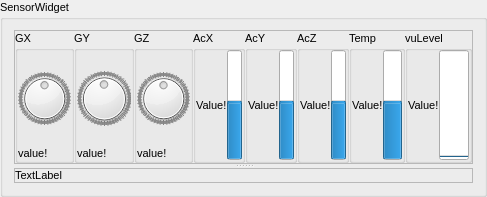
Old version of the form Apps/LWControl/sensorswidget.ui in the repository darkjavi/ws2812Wheels.
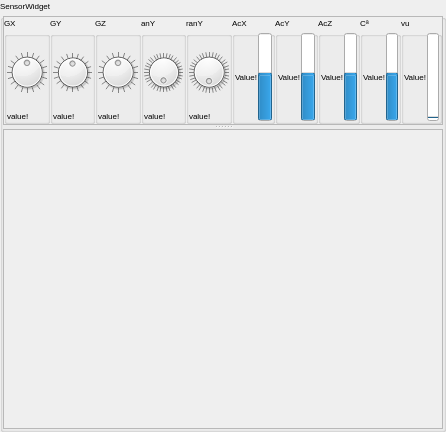
New version of the form.

Patch:
```diff
--- a/Apps/LWControl/sensorswidget.ui
+++ b/Apps/LWControl/sensorswidget.ui
@@ -6,13 +6,13 @@
    <rect>
     <x>0</x>
     <y>0</y>
-    <width>487</width>
-    <height>197</height>
+    <width>446</width>
+    <height>432</height>
    </rect>
   </property>
   <property name="font">
    <font>
-    <pointsize>8</pointsize>
+    <pointsize>6</pointsize>
    </font>
   </property>
   <property name="windowTitle">
@@ -21,23 +21,59 @@
   <property name="title">
    <string>SensorWidget</string>
   </property>
-  <layout class="QVBoxLayout" name="verticalLayout_4">
+  <layout class="QVBoxLayout" name="verticalLayout_7">
+   <property name="spacing">
+    <number>0</number>
+   </property>
+   <property name="leftMargin">
+    <number>0</number>
+   </property>
+   <property name="topMargin">
+    <number>0</number>
+   </property>
+   <property name="rightMargin">
+    <number>0</number>
+   </property>
+   <property name="bottomMargin">
+    <number>0</number>
+   </property>
    <item>
     <widget class="QSplitter" name="splitter">
      <property name="orientation">
       <enum>Qt::Vertical</enum>
      </property>
-     <widget class="QFrame" name="Diales">
-      <property name="frameShape">
-       <enum>QFrame::StyledPanel</enum>
+     <widget class="QScrollArea" name="scrollArea">
+      <property name="minimumSize">
+       <size>
+        <width>440</width>
+        <height>105</height>
+       </size>
       </property>
-      <property name="frameShadow">
-       <enum>QFrame::Raised</enum>
+      <property name="verticalScrollBarPolicy">
+       <enum>Qt::ScrollBarAlwaysOff</enum>
       </property>
-      <layout class="QHBoxLayout" name="horizontalLayout_6">
+      <property name="sizeAdjustPolicy">
+       <enum>QAbstractScrollArea::AdjustToContents</enum>
+      </property>
+      <property name="widgetResizable">
+       <bool>true</bool>
+      </property>
+      <widget class="QWidget" name="scrollAreaWidgetContents">
+       <property name="geometry">
+        <rect>
+         <x>0</x>
+         <y>0</y>
+         <width>438</width>
+         <height>106</height>
+        </rect>
+       </property>
+       <layout class="QHBoxLayout" name="horizontalLayout_7">
        <property name="spacing">
         <number>0</number>
        </property>
+        <property name="sizeConstraint">
+         <enum>QLayout::SetMaximumSize</enum>
+        </property>
        <property name="leftMargin">
         <number>0</number>
        </property>
@@ -52,13 +88,25 @@
        </property>
        <item>
         <widget class="QGroupBox" name="groupBox">
+          <property name="sizePolicy">
+           <sizepolicy hsizetype="Preferred" vsizetype="Maximum">
+            <horstretch>0</horstretch>
+            <verstretch>0</verstretch>
+           </sizepolicy>
+          </property>
          <property name="title">
           <string>GX</string>
          </property>
+          <property name="checkable">
+           <bool>false</bool>
+          </property>
          <layout class="QVBoxLayout" name="verticalLayout">
           <property name="spacing">
            <number>0</number>
           </property>
+           <property name="sizeConstraint">
+            <enum>QLayout::SetMaximumSize</enum>
+           </property>
           <property name="leftMargin">
            <number>0</number>
           </property>
@@ -73,6 +121,12 @@
           </property>
           <item>
            <widget class="QDial" name="dial_gx">
+             <property name="sizePolicy">
+              <sizepolicy hsizetype="Maximum" vsizetype="Maximum">
+               <horstretch>0</horstretch>
+               <verstretch>0</verstretch>
+              </sizepolicy>
+             </property>
             <property name="minimumSize">
              <size>
               <width>16</width>
@@ -100,6 +154,9 @@
             <property name="wrapping">
              <bool>true</bool>
             </property>
+             <property name="notchTarget">
+              <double>50.000000000000000</double>
+             </property>
             <property name="notchesVisible">
              <bool>true</bool>
             </property>
@@ -117,6 +174,12 @@
        </item>
        <item>
         <widget class="QGroupBox" name="groupBox_2">
+          <property name="sizePolicy">
+           <sizepolicy hsizetype="Preferred" vsizetype="Maximum">
+            <horstretch>0</horstretch>
+            <verstretch>0</verstretch>
+           </sizepolicy>
+          </property>
          <property name="title">
           <string>GY</string>
          </property>
@@ -124,6 +187,9 @@
           <property name="spacing">
            <number>0</number>
           </property>
+           <property name="sizeConstraint">
+            <enum>QLayout::SetMaximumSize</enum>
+           </property>
           <property name="leftMargin">
            <number>0</number>
           </property>
@@ -138,6 +204,12 @@
           </property>
           <item>
            <widget class="QDial" name="dial_gy">
+             <property name="sizePolicy">
+              <sizepolicy hsizetype="Maximum" vsizetype="Maximum">
+               <horstretch>0</horstretch>
+               <verstretch>0</verstretch>
+              </sizepolicy>
+             </property>
             <property name="minimumSize">
              <size>
               <width>16</width>
@@ -165,6 +237,9 @@
             <property name="wrapping">
              <bool>true</bool>
             </property>
+             <property name="notchTarget">
+              <double>50.000000000000000</double>
+             </property>
             <property name="notchesVisible">
              <bool>true</bool>
             </property>
@@ -182,6 +257,12 @@
        </item>
        <item>
         <widget class="QGroupBox" name="groupBox_3">
+          <property name="sizePolicy">
+           <sizepolicy hsizetype="Preferred" vsizetype="Maximum">
+            <horstretch>0</horstretch>
+            <verstretch>0</verstretch>
+           </sizepolicy>
+          </property>
          <property name="title">
           <string>GZ</string>
          </property>
@@ -189,6 +270,9 @@
           <property name="spacing">
            <number>0</number>
           </property>
+           <property name="sizeConstraint">
+            <enum>QLayout::SetMaximumSize</enum>
+           </property>
           <property name="leftMargin">
            <number>0</number>
           </property>
@@ -203,6 +287,12 @@
           </property>
           <item>
            <widget class="QDial" name="dial_gz">
+             <property name="sizePolicy">
+              <sizepolicy hsizetype="Maximum" vsizetype="Maximum">
+               <horstretch>0</horstretch>
+               <verstretch>0</verstretch>
+              </sizepolicy>
+             </property>
             <property name="minimumSize">
              <size>
               <width>16</width>
@@ -230,6 +320,9 @@
             <property name="wrapping">
              <bool>true</bool>
             </property>
+             <property name="notchTarget">
+              <double>50.000000000000000</double>
+             </property>
             <property name="notchesVisible">
              <bool>true</bool>
             </property>
@@ -245,8 +338,180 @@
          </layout>
         </widget>
        </item>
+        <item>
+         <widget class="QGroupBox" name="groupBox_8">
+          <property name="sizePolicy">
+           <sizepolicy hsizetype="Preferred" vsizetype="Maximum">
+            <horstretch>0</horstretch>
+            <verstretch>0</verstretch>
+           </sizepolicy>
+          </property>
+          <property name="title">
+           <string>anY</string>
+          </property>
+          <layout class="QVBoxLayout" name="verticalLayout_4">
+           <property name="spacing">
+            <number>0</number>
+           </property>
+           <property name="sizeConstraint">
+            <enum>QLayout::SetMaximumSize</enum>
+           </property>
+           <property name="leftMargin">
+            <number>0</number>
+           </property>
+           <property name="topMargin">
+            <number>0</number>
+           </property>
+           <property name="rightMargin">
+            <number>0</number>
+           </property>
+           <property name="bottomMargin">
+            <number>0</number>
+           </property>
+           <item>
+            <widget class="QDial" name="dial_angleY">
+             <property name="sizePolicy">
+              <sizepolicy hsizetype="Maximum" vsizetype="Maximum">
+               <horstretch>0</horstretch>
+               <verstretch>0</verstretch>
+              </sizepolicy>
+             </property>
+             <property name="minimumSize">
+              <size>
+               <width>16</width>
+               <height>16</height>
+              </size>
+             </property>
+             <property name="maximumSize">
+              <size>
+               <width>256</width>
+               <height>256</height>
+              </size>
+             </property>
+             <property name="sizeIncrement">
+              <size>
+               <width>1</width>
+               <height>1</height>
+              </size>
+             </property>
+             <property name="minimum">
+              <number>0</number>
+             </property>
+             <property name="maximum">
+              <number>360</number>
+             </property>
+             <property name="wrapping">
+              <bool>true</bool>
+             </property>
+             <property name="notchTarget">
+              <double>10.000000000000000</double>
+             </property>
+             <property name="notchesVisible">
+              <bool>true</bool>
+             </property>
+            </widget>
+           </item>
+           <item>
+            <widget class="QLabel" name="valueLabel_angleY">
+             <property name="text">
+              <string>value!</string>
+             </property>
+            </widget>
+           </item>
+          </layout>
+         </widget>
+        </item>
+        <item>
+         <widget class="QGroupBox" name="groupBox_9">
+          <property name="sizePolicy">
+           <sizepolicy hsizetype="Preferred" vsizetype="Maximum">
+            <horstretch>0</horstretch>
+            <verstretch>0</verstretch>
+           </sizepolicy>
+          </property>
+          <property name="title">
+           <string>ranY</string>
+          </property>
+          <layout class="QVBoxLayout" name="verticalLayout_6">
+           <property name="spacing">
+            <number>0</number>
+           </property>
+           <property name="sizeConstraint">
+            <enum>QLayout::SetMaximumSize</enum>
+           </property>
+           <property name="leftMargin">
+            <number>0</number>
+           </property>
+           <property name="topMargin">
+            <number>0</number>
+           </property>
+           <property name="rightMargin">
+            <number>0</number>
+           </property>
+           <property name="bottomMargin">
+            <number>0</number>
+           </property>
+           <item>
+            <widget class="QDial" name="dial_rangleY">
+             <property name="sizePolicy">
+              <sizepolicy hsizetype="Maximum" vsizetype="Maximum">
+               <horstretch>0</horstretch>
+               <verstretch>0</verstretch>
+              </sizepolicy>
+             </property>
+             <property name="minimumSize">
+              <size>
+               <width>16</width>
+               <height>16</height>
+              </size>
+             </property>
+             <property name="maximumSize">
+              <size>
+               <width>256</width>
+               <height>256</height>
+              </size>
+             </property>
+             <property name="sizeIncrement">
+              <size>
+               <width>1</width>
+               <height>1</height>
+              </size>
+             </property>
+             <property name="minimum">
+              <number>0</number>
+             </property>
+             <property name="maximum">
+              <number>360</number>
+             </property>
+             <property name="wrapping">
+              <bool>true</bool>
+             </property>
+             <property name="notchTarget">
+              <double>10.000000000000000</double>
+             </property>
+             <property name="notchesVisible">
+              <bool>true</bool>
+             </property>
+            </widget>
+           </item>
+           <item>
+            <widget class="QLabel" name="valueLabel_rAngleY">
+             <property name="text">
+              <string>value!</string>
+             </property>
+            </widget>
+           </item>
+          </layout>
+         </widget>
+        </item>
        <item>
         <widget class="QGroupBox" name="groupBox_5">
+          <property name="sizePolicy">
+           <sizepolicy hsizetype="Preferred" vsizetype="Maximum">
+            <horstretch>0</horstretch>
+            <verstretch>0</verstretch>
+           </sizepolicy>
+          </property>
          <property name="title">
           <string>AcX</string>
          </property>
@@ -254,6 +519,9 @@
           <property name="spacing">
            <number>0</number>
           </property>
+           <property name="sizeConstraint">
+            <enum>QLayout::SetMaximumSize</enum>
+           </property>
           <property name="leftMargin">
            <number>0</number>
           </property>
@@ -276,7 +544,7 @@
           <item>
            <widget class="QProgressBar" name="progressBar_acx">
             <property name="sizePolicy">
-             <sizepolicy hsizetype="Preferred" vsizetype="Maximum">
+              <sizepolicy hsizetype="Maximum" vsizetype="Maximum">
               <horstretch>0</horstretch>
               <verstretch>0</verstretch>
              </sizepolicy>
@@ -312,6 +580,12 @@
        </item>
        <item>
         <widget class="QGroupBox" name="groupBox_7">
+          <property name="sizePolicy">
+           <sizepolicy hsizetype="Preferred" vsizetype="Maximum">
+            <horstretch>0</horstretch>
+            <verstretch>0</verstretch>
+           </sizepolicy>
+          </property>
          <property name="title">
           <string>AcY</string>
          </property>
@@ -319,6 +593,9 @@
           <property name="spacing">
            <number>0</number>
           </property>
+           <property name="sizeConstraint">
+            <enum>QLayout::SetMaximumSize</enum>
+           </property>
           <property name="leftMargin">
            <number>0</number>
           </property>
@@ -341,7 +618,7 @@
           <item>
            <widget class="QProgressBar" name="progressBar_acy">
             <property name="sizePolicy">
-             <sizepolicy hsizetype="Preferred" vsizetype="Maximum">
+              <sizepolicy hsizetype="Maximum" vsizetype="Maximum">
               <horstretch>0</horstretch>
               <verstretch>0</verstretch>
              </sizepolicy>
@@ -377,6 +654,12 @@
        </item>
        <item>
         <widget class="QGroupBox" name="groupBox_4">
+          <property name="sizePolicy">
+           <sizepolicy hsizetype="Preferred" vsizetype="Maximum">
+            <horstretch>0</horstretch>
+            <verstretch>0</verstretch>
+           </sizepolicy>
+          </property>
          <property name="title">
           <string>AcZ</string>
          </property>
@@ -384,6 +667,9 @@
           <property name="spacing">
            <number>0</number>
           </property>
+           <property name="sizeConstraint">
+            <enum>QLayout::SetMaximumSize</enum>
+           </property>
           <property name="leftMargin">
            <number>0</number>
           </property>
@@ -406,7 +692,7 @@
           <item>
            <widget class="QProgressBar" name="progressBar_acz">
             <property name="sizePolicy">
-             <sizepolicy hsizetype="Preferred" vsizetype="Maximum">
+              <sizepolicy hsizetype="Maximum" vsizetype="Maximum">
               <horstretch>0</horstretch>
               <verstretch>0</verstretch>
              </sizepolicy>
@@ -442,13 +728,22 @@
        </item>
        <item>
         <widget class="QGroupBox" name="groupBox_6">
+          <property name="sizePolicy">
+           <sizepolicy hsizetype="Preferred" vsizetype="Maximum">
+            <horstretch>0</horstretch>
+            <verstretch>0</verstretch>
+           </sizepolicy>
+          </property>
          <property name="title">
-          <string>Temp</string>
+           <string>Cª</string>
          </property>
          <layout class="QHBoxLayout" name="horizontalLayout_3">
           <property name="spacing">
            <number>0</number>
           </property>
+           <property name="sizeConstraint">
+            <enum>QLayout::SetMaximumSize</enum>
+           </property>
           <property name="leftMargin">
            <number>0</number>
           </property>
@@ -471,7 +766,7 @@
           <item>
            <widget class="QProgressBar" name="progressBar_temp">
             <property name="sizePolicy">
-             <sizepolicy hsizetype="Preferred" vsizetype="Maximum">
+              <sizepolicy hsizetype="Maximum" vsizetype="Maximum">
               <horstretch>0</horstretch>
               <verstretch>0</verstretch>
              </sizepolicy>
@@ -507,13 +802,22 @@
        </item>
        <item>
         <widget class="QGroupBox" name="groupBox_">
+          <property name="sizePolicy">
+           <sizepolicy hsizetype="Preferred" vsizetype="Maximum">
+            <horstretch>0</horstretch>
+            <verstretch>0</verstretch>
+           </sizepolicy>
+          </property>
          <property name="title">
-          <string>vuLevel</string>
+           <string>vu</string>
          </property>
          <layout class="QHBoxLayout" name="horizontalLayout_5">
           <property name="spacing">
            <number>0</number>
           </property>
+           <property name="sizeConstraint">
+            <enum>QLayout::SetMaximumSize</enum>
+           </property>
           <property name="leftMargin">
            <number>0</number>
           </property>
@@ -536,7 +840,7 @@
           <item>
            <widget class="QProgressBar" name="progressBar_vuLevel">
             <property name="sizePolicy">
-             <sizepolicy hsizetype="Preferred" vsizetype="Maximum">
+              <sizepolicy hsizetype="Maximum" vsizetype="Maximum">
               <horstretch>0</horstretch>
               <verstretch>0</verstretch>
              </sizepolicy>
@@ -572,19 +876,29 @@
        </item>
       </layout>
      </widget>
-     <widget class="QFrame" name="graficos">
-      <property name="frameShape">
-       <enum>QFrame::StyledPanel</enum>
+     </widget>
+     <widget class="QScrollArea" name="scrollArea_2">
+      <property name="minimumSize">
+       <size>
+        <width>400</width>
+        <height>300</height>
+       </size>
       </property>
-      <property name="frameShadow">
-       <enum>QFrame::Raised</enum>
+      <property name="widgetResizable">
+       <bool>true</bool>
+      </property>
+      <widget class="QWidget" name="graficos">
+       <property name="geometry">
+        <rect>
+         <x>0</x>
+         <y>0</y>
+         <width>438</width>
+         <height>298</height>
+        </rect>
       </property>
       <layout class="QVBoxLayout" name="verticalLayout_5">
        <property name="spacing">
-        <number>0</number>
-       </property>
-       <property name="sizeConstraint">
-        <enum>QLayout::SetMinimumSize</enum>
+         <number>2</number>
        </property>
        <property name="leftMargin">
         <number>0</number>
@@ -598,14 +912,8 @@
        <property name="bottomMargin">
         <number>0</number>
        </property>
-       <item>
-        <widget class="QLabel" name="label">
-         <property name="text">
-          <string>TextLabel</string>
-         </property>
-        </widget>
-       </item>
-      </layout>
+       </layout>
+      </widget>
      </widget>
     </widget>
    </item>
```
Lines whose indentation alone changed are shown as unchanged.
